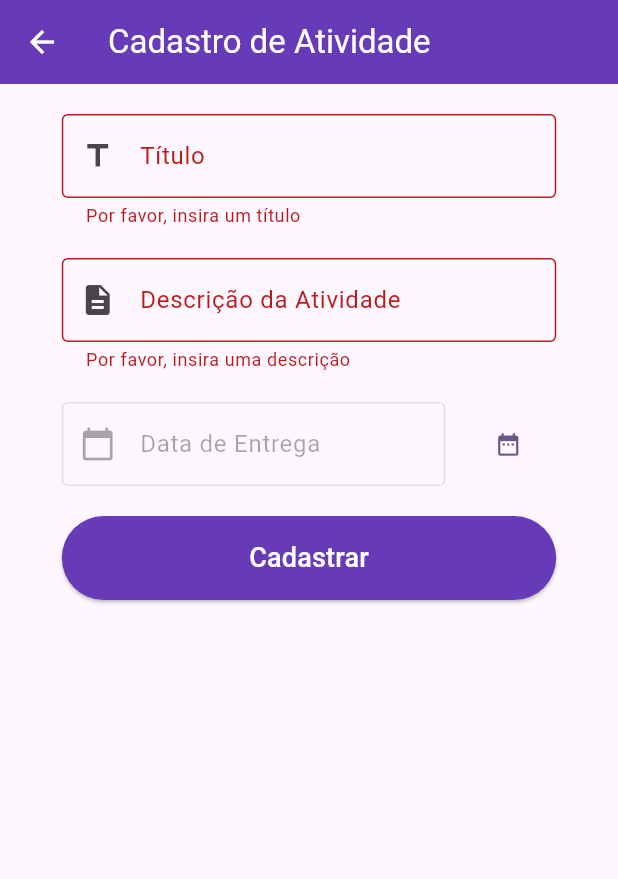
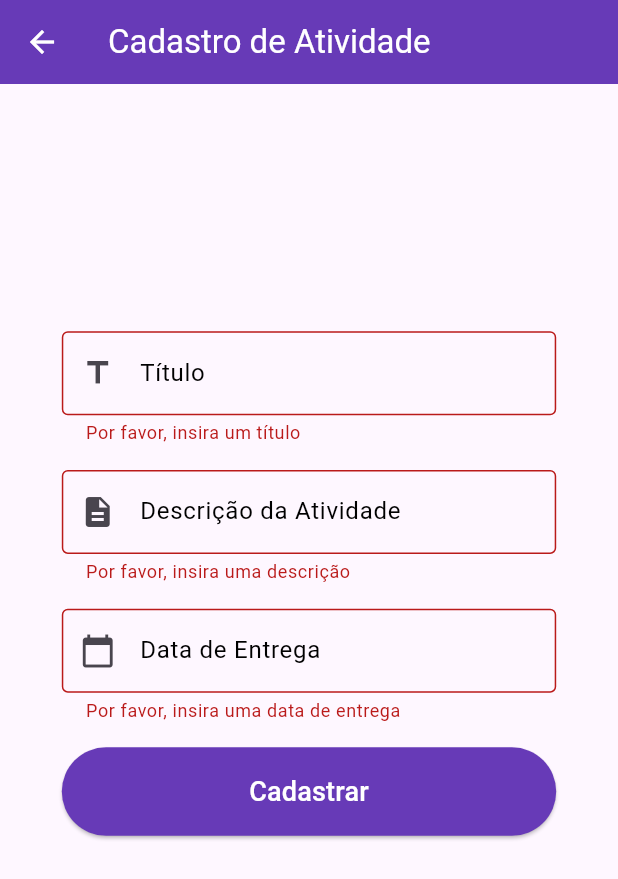
Before and after one commit to WiniciusAbilio/projetoDevMovel, a Flutter app: the CadastroAtividadeScreen screen opened by its route, after a tap on "Cadastrar", on a phone screen of 412 x 824 dp. Shown: the top 879 px of the screen. Run offline on Flutter 3.47's test engine with Material 3 defaults, Android fonts, the phone set to English and light mode, and no system bars.

Commit message:
Add files via upload

```diff
--- a/frontend_flutter_devmovel/lib/cadastro_atividade.dart
+++ b/frontend_flutter_devmovel/lib/cadastro_atividade.dart
@@ -2,18 +2,24 @@ import 'package:flutter/material.dart';
 import 'package:http/http.dart' as http;
 
 class CadastroAtividadeScreen extends StatefulWidget {
-  const CadastroAtividadeScreen({Key? key}) : super(key: key);
+  const CadastroAtividadeScreen({super.key});
 
   @override
-  _CadastroAtividadeScreenState createState() => _CadastroAtividadeScreenState();
+  // ignore: library_private_types_in_public_api
+  _CadastroAtividadeScreenState createState() =>
+      _CadastroAtividadeScreenState();
 }
 
 class _CadastroAtividadeScreenState extends State<CadastroAtividadeScreen> {
   final _formKey = GlobalKey<FormState>();
   final _tituloController = TextEditingController();
   final _descricaoController = TextEditingController();
+  late DateTime _dataEntrega;
+
+  double screenWidth = 0.0;
+  double screenHeight = 0.0;
   final _dataEntregaController = TextEditingController();
-  late DateTime _dataEntrega;
+  bool _dataEntregaError = false;
 
   @override
   void initState() {
@@ -21,17 +27,44 @@ class _CadastroAtividadeScreenState extends State<CadastroAtividadeScreen> {
     _dataEntrega = DateTime.now();
   }
 
-  Future<void> _selectDate(BuildContext context) async {
-    final DateTime? picked = await showDatePicker(
+  Future<void> _selectDateTime(BuildContext context) async {
+    final DateTime? pickedDate = await showDatePicker(
       context: context,
       initialDate: _dataEntrega,
       firstDate: DateTime.now(),
       lastDate: DateTime(2101),
     );
-    if (picked != null && picked != _dataEntrega)
+    if (pickedDate != null) {
+      final TimeOfDay? pickedTime = await showTimePicker(
+        // ignore: use_build_context_synchronously
+        context: context,
+        initialTime: TimeOfDay.fromDateTime(_dataEntrega),
+        builder: (BuildContext context, Widget? child) {
+          return MediaQuery(
+            data: MediaQuery.of(context).copyWith(alwaysUse24HourFormat: true),
+            child: child!,
+          );
+        },
+      );
+      if (pickedTime != null) {
         setState(() {
-        _dataEntrega = picked;
-        _dataEntregaController.text = _dataEntrega.toString(); // Format as needed
+          _dataEntrega = DateTime(pickedDate.year, pickedDate.month,
+              pickedDate.day, pickedTime.hour, pickedTime.minute);
+          _updateDataEntregaText(); // Format as needed
+        });
+      }
+    }
+  }
+
+  void _updateDataEntregaText() {
+    final formattedDate = '${_dataEntrega.day.toString().padLeft(2, '0')}/'
+        '${_dataEntrega.month.toString().padLeft(2, '0')}/'
+        '${_dataEntrega.year.toString().substring(2)} '
+        '${_dataEntrega.hour.toString().padLeft(2, '0')}:'
+        '${_dataEntrega.minute.toString().padLeft(2, '0')}';
+    _dataEntregaController.text = formattedDate;
+    setState(() {
+      _dataEntregaError = false; // Reset error state when date is selected
     });
   }
 
@@ -40,11 +73,17 @@ class _CadastroAtividadeScreenState extends State<CadastroAtividadeScreen> {
     final descricao = _descricaoController.text;
     final dataEntrega = _dataEntrega.toString(); // Use formatted date
 
+    try {
       final response = await http.post(
         Uri.parse('http://localhost:3010/api/atividade'),
-      body: {'titulo': titulo, 'descricao': descricao, 'dataEntrega': dataEntrega},
+        body: {
+          'titulo': titulo,
+          'descricao': descricao,
+          'dataEntrega': dataEntrega
+        },
       );
 
+      // Verificar o status da resposta
       if (response.statusCode == 200) {
         // Sucesso
         print('Atividade cadastrada com sucesso');
@@ -52,10 +91,17 @@ class _CadastroAtividadeScreenState extends State<CadastroAtividadeScreen> {
         // Erro
         print('Erro ao cadastrar atividade: ${response.body}');
       }
+    } catch (e) {
+      // Tratamento de exceções
+      print('Erro durante a solicitação: $e');
+    }
   }
 
   @override
   Widget build(BuildContext context) {
+    screenWidth = MediaQuery.of(context).size.width;
+    screenHeight = MediaQuery.of(context).size.height;
+
     return Scaffold(
       appBar: AppBar(
         backgroundColor: Colors.deepPurple,
@@ -66,10 +112,13 @@ class _CadastroAtividadeScreenState extends State<CadastroAtividadeScreen> {
         iconTheme: const IconThemeData(color: Colors.white),
       ),
       body: Padding(
-        padding: const EdgeInsets.all(20.0),
+        padding: EdgeInsets.symmetric(
+          vertical: screenHeight * 0.2,
+          horizontal: screenWidth * 0.1,
+        ),
         child: Center(
-          child: Container(
-            width: MediaQuery.of(context).size.width * 0.8,
+          child: SizedBox(
+            width: screenWidth * 0.8,
             child: Form(
               key: _formKey,
               child: Column(
@@ -77,10 +126,12 @@ class _CadastroAtividadeScreenState extends State<CadastroAtividadeScreen> {
                 children: [
                   TextFormField(
                     controller: _tituloController,
-                    decoration: InputDecoration(
+                    decoration: const InputDecoration(
                       labelText: 'Título',
+                      labelStyle:
+                          TextStyle(color: Colors.black), // Cor do rótulo
                       border: OutlineInputBorder(),
-                      prefixIcon: const Icon(Icons.title),
+                      prefixIcon: Icon(Icons.title),
                     ),
                     validator: (value) {
                       if (value == null || value.isEmpty) {
@@ -89,14 +140,16 @@ class _CadastroAtividadeScreenState extends State<CadastroAtividadeScreen> {
                       return null;
                     },
                   ),
-                  SizedBox(height: 20.0),
+                  SizedBox(height: screenHeight * 0.02),
                   TextFormField(
                     controller: _descricaoController,
-                    maxLines: null, // Permite múltiplas linhas
-                    decoration: InputDecoration(
+                    maxLines: null,
+                    decoration: const InputDecoration(
                       labelText: 'Descrição da Atividade',
+                      labelStyle:
+                          TextStyle(color: Colors.black), // Cor do rótulo
                       border: OutlineInputBorder(),
-                      prefixIcon: const Icon(Icons.description),
+                      prefixIcon: Icon(Icons.description),
                     ),
                     validator: (value) {
                       if (value == null || value.isEmpty) {
@@ -105,37 +158,43 @@ class _CadastroAtividadeScreenState extends State<CadastroAtividadeScreen> {
                       return null;
                     },
                   ),
-                  SizedBox(height: 20.0),
+                  SizedBox(height: screenHeight * 0.02),
                   Row(
                     children: [
                       Expanded(
                         child: TextFormField(
                           controller: _dataEntregaController,
-                          enabled: false,
+                          readOnly: true, // Make the field read-only
+                          onTap: () => _selectDateTime(context), // Open date picker on tap
+                          style: TextStyle(
+                              color: _dataEntregaError ? Colors.red : Colors.black),
                           decoration: InputDecoration(
                             labelText: 'Data de Entrega',
-                            border: OutlineInputBorder(),
+                            labelStyle: const TextStyle(color: Colors.black),
+                            border: const OutlineInputBorder(),
                             prefixIcon: const Icon(Icons.calendar_today),
+                            errorText: _dataEntregaError
+                                ? 'Por favor, insira uma data de entrega'
+                                : null,
                           ),
                         ),
                       ),
-                      SizedBox(width: 10.0),
-                      TextButton(
-                        onPressed: () => _selectDate(context),
-                        child: const Icon(Icons.date_range),
-                      ),
                     ],
                   ),
-                  SizedBox(height: 20.0),
+                  SizedBox(height: screenHeight * 0.02),
                   ElevatedButton(
                     onPressed: () {
-                      if (_formKey.currentState!.validate()) {
+                      setState(() {
+                        _dataEntregaError = _dataEntregaController.text.isEmpty;
+                      });
+                      if (_formKey.currentState!.validate() && !_dataEntregaError) {
                         _cadastrarAtividade();
                       }
                     },
                     style: ElevatedButton.styleFrom(
                       backgroundColor: Colors.deepPurple,
-                      padding: const EdgeInsets.symmetric(vertical: 15),
+                      padding:
+                          EdgeInsets.symmetric(vertical: screenHeight * 0.02),
                     ),
                     child: const Text(
                       'Cadastrar',
```
Also changed, not shown: frontend_flutter_devmovel/lib/cadastro_usuario.dart (+33 -15 lines), frontend_flutter_devmovel/lib/main.dart (+9 -9 lines). Lines whose indentation alone changed are shown as unchanged.
